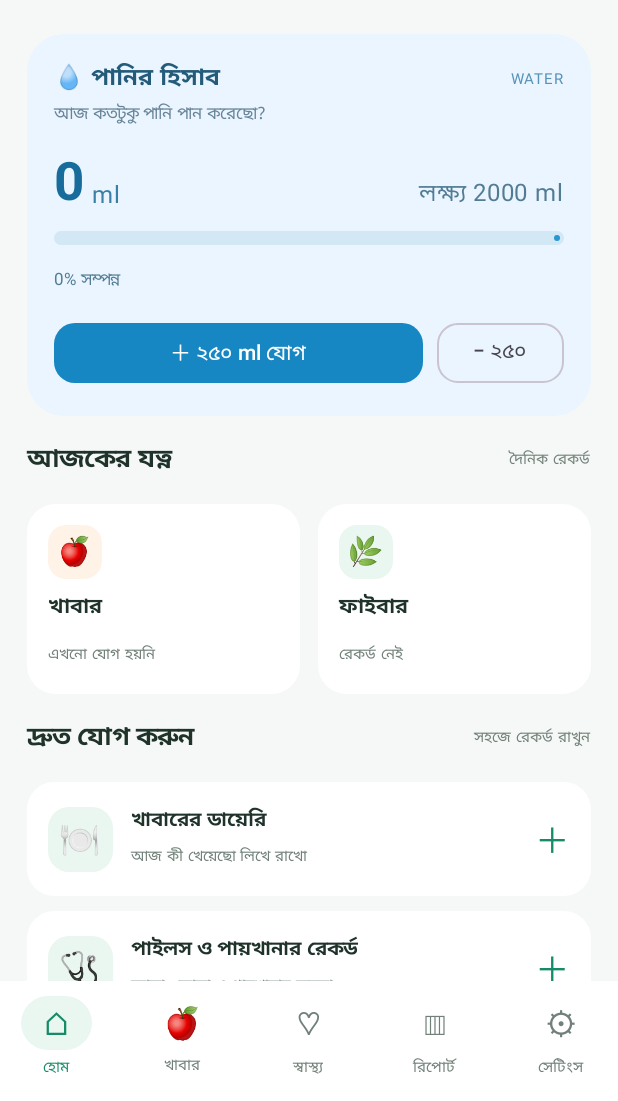
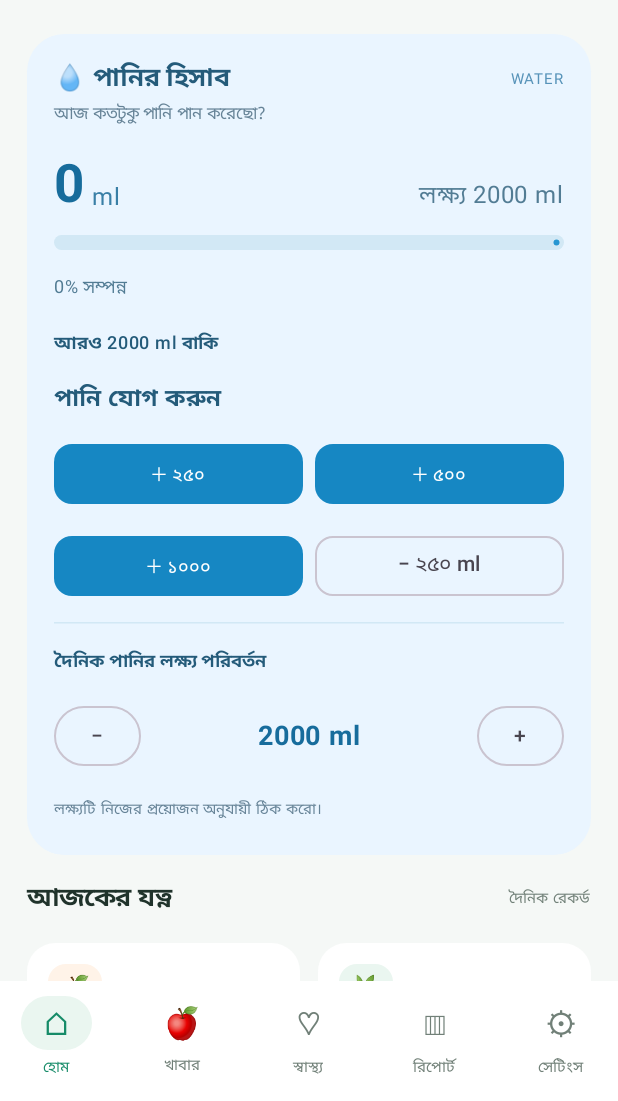
Before and after one commit to ahmedrafayet44-pixel/piles--care-bd, an Android app built with Jetpack Compose: the screen it shows after launch (MainActivity), on a phone screen of 412 x 824 dp, the part 135-1236 px from its top. Run offline under Robolectric (Android 15) with nearby library versions, the phone set to English and light mode, and no system bars.

Commit message:
Update MainActivity.kt

```diff
--- a/app/src/main/java/com/pilescarebd/app/MainActivity.kt
+++ b/app/src/main/java/com/pilescarebd/app/MainActivity.kt
@@ -13,10 +13,12 @@ import androidx.compose.runtime.*
 import androidx.compose.ui.Alignment
 import androidx.compose.ui.Modifier
 import androidx.compose.ui.graphics.Color
+import androidx.compose.ui.platform.LocalContext
 import androidx.compose.ui.text.font.FontWeight
-import androidx.compose.ui.text.style.TextOverflow
 import androidx.compose.ui.unit.dp
 import androidx.compose.ui.unit.sp
+import kotlinx.coroutines.flow.collect
+import java.time.LocalDate
 
 private val BrandGreen = Color(0xFF168B68)
 private val DeepGreen = Color(0xFF0C604A)
@@ -28,6 +30,7 @@ private val Muted = Color(0xFF718078)
 class MainActivity : ComponentActivity() {
     override fun onCreate(savedInstanceState: Bundle?) {
         super.onCreate(savedInstanceState)
+
         setContent {
             MaterialTheme(
                 colorScheme = lightColorScheme(
@@ -46,10 +49,35 @@ class MainActivity : ComponentActivity() {
 
 @Composable
 fun PilesCareApp() {
-    var water by remember { mutableIntStateOf(0) }
+    val context = LocalContext.current
+    val prefs = remember {
+        context.getSharedPreferences("piles_care_data", 0)
+    }
+
+    val today = LocalDate.now().toString()
+    val savedDate = prefs.getString("water_date", "")
+
+    var water by remember {
+        mutableIntStateOf(
+            if (savedDate == today) prefs.getInt("water_ml", 0)
+            else 0
+        )
+    }
+
+    var goal by remember {
+        mutableIntStateOf(prefs.getInt("water_goal", 2000))
+    }
+
     var selectedTab by remember { mutableIntStateOf(0) }
 
-    val goal = 2000
+    LaunchedEffect(water, goal) {
+        prefs.edit()
+            .putString("water_date", today)
+            .putInt("water_ml", water)
+            .putInt("water_goal", goal)
+            .apply()
+    }
+
     val progress = (water.toFloat() / goal).coerceIn(0f, 1f)
 
     Scaffold(
@@ -106,7 +134,6 @@ fun PilesCareApp() {
                 ),
                 verticalArrangement = Arrangement.spacedBy(17.dp)
             ) {
-
                 item {
                     Row(
                         modifier = Modifier.fillMaxWidth(),
@@ -129,7 +156,7 @@ fun PilesCareApp() {
                         }
 
                         Box(
-                            modifier = Modifier
+                            Modifier
                                 .size(48.dp)
                                 .background(Mint, CircleShape),
                             contentAlignment = Alignment.Center
@@ -141,11 +168,16 @@ fun PilesCareApp() {
 
                 item {
                     WaterCard(
-                        water,
-                        goal,
-                        progress,
-                        { water += 250 },
-                        { water = (water - 250).coerceAtLeast(0) }
+                        water = water,
+                        goal = goal,
+                        progress = progress,
+                        onAdd = { amount ->
+                            water += amount
+                        },
+                        onRemove = {
+                            water = (water - 250).coerceAtLeast(0)
+                        },
+                        onGoalChange = { goal = it }
                     )
                 }
 
@@ -162,7 +194,6 @@ fun PilesCareApp() {
                             "এখনো যোগ হয়নি",
                             Color(0xFFFFF3E8)
                         )
-
                         SummaryTile(
                             Modifier.weight(1f),
                             "🌿",
@@ -174,7 +205,7 @@ fun PilesCareApp() {
                 }
 
                 item {
-                    SectionHeading("দ্রুত যোগ করুন", "সহজে রেকর্ড রাখুন")
+                    SectionHeading("দৈনিক যত্ন", "নিজের রেকর্ড রাখুন")
                 }
 
                 item {
@@ -184,23 +215,17 @@ fun PilesCareApp() {
                             "খাবারের ডায়েরি",
                             "আজ কী খেয়েছো লিখে রাখো"
                         )
-
                         ActionRow(
                             "🩺",
                             "পাইলস ও পায়খানার রেকর্ড",
                             "জ্বালা, ফোলা ও পায়খানার অবস্থা"
                         )
-
                         ActionRow(
                             "💊",
                             "ওষুধ ও রিমাইন্ডার",
                             "ওষুধের সময়সূচি সাজাও"
                         )
                     }
-                }
-
-                item {
-                    SectionHeading("আজকের ছোট লক্ষ্য", "নিজের সুবিধামতো")
                 }
 
                 item {
@@ -214,34 +239,24 @@ fun PilesCareApp() {
                             Modifier.padding(16.dp),
                             verticalArrangement = Arrangement.spacedBy(10.dp)
                         ) {
-                            GoalLine(
-                                "💧",
-                                "পানি পান",
-                                "পানির পরিমাণ নোট করো"
+                            Text(
+                                "আজকের ছোট লক্ষ্য",
+                                color = Ink,
+                                fontSize = 17.sp,
+                                fontWeight = FontWeight.Bold
                             )
-
+                            GoalLine("💧", "পানি পান", "পানির পরিমাণ নোট করো")
                             HorizontalDivider(color = Color(0xFFEDF1EE))
-
-                            GoalLine(
-                                "🥗",
-                                "আঁশযুক্ত খাবার",
-                                "শাকসবজি ও ফলের হিসাব রাখো"
-                            )
-
+                            GoalLine("🥗", "আঁশযুক্ত খাবার", "শাকসবজি ও ফলের হিসাব রাখো")
                             HorizontalDivider(color = Color(0xFFEDF1EE))
-
-                            GoalLine(
-                                "📝",
-                                "লক্ষণ লিখে রাখো",
-                                "প্রতিদিনের পরিবর্তন লক্ষ্য করো"
-                            )
+                            GoalLine("📝", "লক্ষণ লিখে রাখো", "প্রতিদিনের পরিবর্তন লক্ষ্য করো")
                         }
                     }
                 }
 
                 item {
                     Text(
-                        "তোমার তথ্য এই ফোনেই রাখার জন্য তৈরি হচ্ছে",
+                        "তোমার পানির হিসাব এই ফোনেই সংরক্ষিত থাকে।",
                         color = Muted,
                         fontSize = 11.sp
                     )
@@ -267,8 +282,9 @@ private fun WaterCard(
     water: Int,
     goal: Int,
     progress: Float,
-    onAdd: () -> Unit,
-    onRemove: () -> Unit
+    onAdd: (Int) -> Unit,
+    onRemove: () -> Unit,
+    onGoalChange: (Int) -> Unit
 ) {
     Card(
         shape = RoundedCornerShape(25.dp),
@@ -278,7 +294,7 @@ private fun WaterCard(
     ) {
         Column(
             Modifier.padding(18.dp),
-            verticalArrangement = Arrangement.spacedBy(12.dp)
+            verticalArrangement = Arrangement.spacedBy(13.dp)
         ) {
             Row(
                 Modifier.fillMaxWidth(),
@@ -288,7 +304,8 @@ private fun WaterCard(
                     Text(
                         "💧 পানির হিসাব",
                         color = Color(0xFF245B7A),
-                        fontWeight = FontWeight.SemiBold
+                        fontWeight = FontWeight.Bold,
+                        fontSize = 17.sp
                     )
                     Text(
                         "আজ কতটুকু পানি পান করেছো?",
@@ -296,12 +313,7 @@ private fun WaterCard(
                         fontSize = 11.sp
                     )
                 }
-
-                Text(
-                    "WATER",
-                    color = Color(0xFF5793B9),
-                    fontSize = 10.sp
-                )
+                Text("WATER", color = Color(0xFF5793B9), fontSize = 10.sp)
             }
 
             Row(verticalAlignment = Alignment.Bottom) {
@@ -311,11 +323,8 @@ private fun WaterCard(
                     fontSize = 35.sp,
                     fontWeight = FontWeight.Bold
                 )
-
                 Text(" ml", color = Color(0xFF397FA6))
-
                 Spacer(Modifier.weight(1f))
-
                 Text("লক্ষ্য $goal ml", color = Color(0xFF527C94))
             }
 
@@ -323,37 +332,117 @@ private fun WaterCard(
                 progress = { progress },
                 modifier = Modifier
                     .fillMaxWidth()
-                    .height(9.dp),
+                    .height(10.dp),
                 color = Color(0xFF2796D2),
                 trackColor = Color(0xFFD2E8F5)
             )
 
             Text(
-                (progress * 100).toInt().toString() + "% সম্পন্ন",
+                "${(progress * 100).toInt()}% সম্পন্ন",
                 color = Color(0xFF527C94),
-                fontSize = 11.sp
+                fontSize = 12.sp
             )
 
-            Row(horizontalArrangement = Arrangement.spacedBy(9.dp)) {
-                Button(
-                    onClick = onAdd,
-                    modifier = Modifier.weight(1f),
-                    shape = RoundedCornerShape(14.dp),
-                    colors = ButtonDefaults.buttonColors(
-                        containerColor = Color(0xFF1687C3)
-                    )
-                ) {
-                    Text("＋ ২৫০ ml যোগ")
+            Text(
+                if (water >= goal) "🎉 আজকের নির্ধারিত লক্ষ্য পূরণ হয়েছে!"
+                else "আরও ${goal - water} ml বাকি",
+                color = Color(0xFF245B7A),
+                fontWeight = FontWeight.SemiBold,
+                fontSize = 12.sp
+            )
+
+            Text(
+                "পানি যোগ করুন",
+                color = Color(0xFF245B7A),
+                fontWeight = FontWeight.SemiBold
+            )
+
+            Row(horizontalArrangement = Arrangement.spacedBy(8.dp)) {
+                WaterButton("＋ ২৫০", Modifier.weight(1f)) {
+                    onAdd(250)
+                }
+                WaterButton("＋ ৫০০", Modifier.weight(1f)) {
+                    onAdd(500)
+                }
+            }
+
+            Row(horizontalArrangement = Arrangement.spacedBy(8.dp)) {
+                WaterButton("＋ ১০০০", Modifier.weight(1f)) {
+                    onAdd(1000)
                 }
 
                 OutlinedButton(
                     onClick = onRemove,
-                    shape = RoundedCornerShape(14.dp)
+                    modifier = Modifier.weight(1f),
+                    shape = RoundedCornerShape(12.dp)
                 ) {
-                    Text("− ২৫০")
+                    Text("− ২৫০ ml")
                 }
             }
+
+            HorizontalDivider(color = Color(0xFFD2E8F5))
+
+            Text(
+                "দৈনিক পানির লক্ষ্য পরিবর্তন",
+                color = Color(0xFF245B7A),
+                fontWeight = FontWeight.SemiBold,
+                fontSize = 12.sp
+            )
+
+            Row(
+                Modifier.fillMaxWidth(),
+                horizontalArrangement = Arrangement.SpaceBetween,
+                verticalAlignment = Alignment.CenterVertically
+            ) {
+                OutlinedButton(
+                    onClick = {
+                        onGoalChange((goal - 250).coerceAtLeast(500))
+                    }
+                ) {
+                    Text("−")
+                }
+
+                Text(
+                    "$goal ml",
+                    color = Color(0xFF176C9C),
+                    fontWeight = FontWeight.Bold,
+                    fontSize = 18.sp
+                )
+
+                OutlinedButton(
+                    onClick = {
+                        onGoalChange((goal + 250).coerceAtMost(5000))
+                    }
+                ) {
+                    Text("+")
+                }
+            }
+
+            Text(
+                "লক্ষ্যটি নিজের প্রয়োজন অনুযায়ী ঠিক করো।",
+                color = Color(0xFF668397),
+                fontSize = 10.sp
+            )
         }
+    }
+}
+
+@Composable
+private fun WaterButton(
+    label: String,
+    modifier: Modifier,
+    onClick: () -> Unit
+) {
+    Button(
+        onClick = onClick,
+        modifier = modifier,
+        shape = RoundedCornerShape(12.dp),
+        contentPadding = PaddingValues(horizontal = 5.dp, vertical = 10.dp),
+        colors = ButtonDefaults.buttonColors(
+            containerColor = Color(0xFF1687C3)
+        )
+    ) {
+        Text(label, fontSize = 12.sp)
     }
 }
 
@@ -370,7 +459,6 @@ private fun SectionHeading(title: String, subtitle: String) {
             fontSize = 17.sp,
             fontWeight = FontWeight.Bold
         )
-
         Text(subtitle, color = Muted, fontSize = 10.sp)
     }
 }
@@ -386,9 +474,7 @@ private fun SummaryTile(
     Card(
         modifier = modifier,
         shape = RoundedCornerShape(19.dp),
-        colors = CardDefaults.cardColors(
-            containerColor = Color.White
-        )
+        colors = CardDefaults.cardColors(containerColor = Color.White)
     ) {
         Column(
             Modifier.padding(14.dp),
@@ -402,21 +488,13 @@ private fun SummaryTile(
             ) {
                 Text(emoji, fontSize = 19.sp)
             }
-
             Text(
                 title,
                 color = Ink,
                 fontSize = 14.sp,
                 fontWeight = FontWeight.SemiBold
             )
-
-            Text(
-                value,
-                color = Muted,
-                fontSize = 10.sp,
-                maxLines = 1,
-                overflow = TextOverflow.Ellipsis
-            )
+            Text(value, color = Muted, fontSize = 10.sp)
         }
     }
 }
@@ -429,9 +507,7 @@ private fun ActionRow(
 ) {
     Card(
         shape = RoundedCornerShape(18.dp),
-        colors = CardDefaults.cardColors(
-            containerColor = Color.White
-        )
+        colors = CardDefaults.cardColors(containerColor = Color.White)
     ) {
         Row(
             Modifier
@@ -460,11 +536,7 @@ private fun ActionRow(
                 Text(description, color = Muted, fontSize = 10.sp)
             }
 
-            Text(
-                "＋",
-                color = BrandGreen,
-                fontSize = 23.sp
-            )
+            Text("＋", color = BrandGreen, fontSize = 23.sp)
         }
     }
 }
@@ -478,7 +550,6 @@ private fun GoalLine(
     Row(verticalAlignment = Alignment.CenterVertically) {
         Text(emoji, fontSize = 22.sp)
         Spacer(Modifier.width(12.dp))
-
         Column {
             Text(
                 title,
@@ -505,24 +576,19 @@ private fun PlaceholderPage(
     ) {
         Text("🌱", fontSize = 48.sp)
         Spacer(Modifier.height(12.dp))
-
         Text(
             title,
             color = DeepGreen,
             fontSize = 22.sp,
             fontWeight = FontWeight.Bold
         )
-
         Spacer(Modifier.height(8.dp))
-
         Text(
             "এই বিভাগটি পরবর্তী আপডেটে তৈরি করা হবে।",
             color = Muted,
             fontSize = 13.sp
         )
-
         Spacer(Modifier.height(18.dp))
-
         Button(onClick = onHome) {
             Text("হোমে ফিরে যাও")
         }
```
